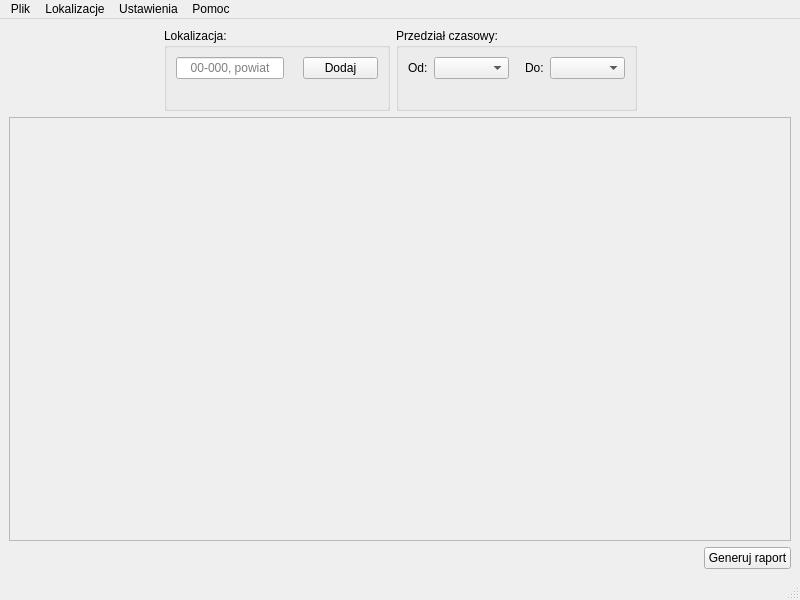
This is Ui/main-window.ui in kuba172/Demog as Qt 5 draws it before an edit. The edited form follows.
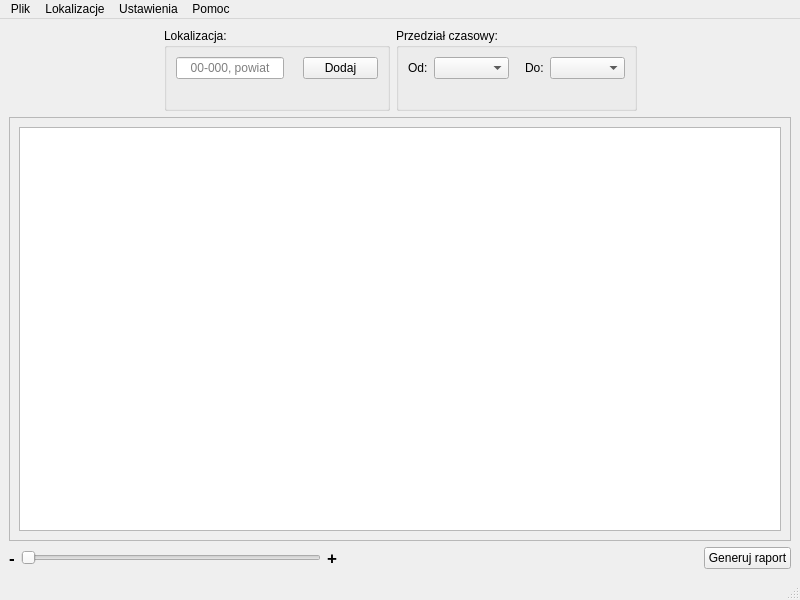
This is the edited form.

Commit message: delete folium map, change main ui

What changed in the file:
```diff
--- a/Ui/main-window.ui
+++ b/Ui/main-window.ui
@@ -250,20 +250,58 @@
                         </property>
                         <layout class="QVBoxLayout" name="verticalLayout_4">
                             <item>
-                                <widget class="QWidget" name="widget_Map" native="true">
+        <widget class="QGraphicsView" name="graphicsView_Map"/>
+       </item>
+      </layout>
+     </widget>
+    </item>
+    <item>
+     <layout class="QHBoxLayout" name="horizontalLayout">
+      <item>
+       <widget class="QLabel" name="label_3">
+        <property name="font">
+         <font>
+          <pointsize>13</pointsize>
+          <bold>true</bold>
+         </font>
+        </property>
+        <property name="text">
+         <string>-</string>
+        </property>
+       </widget>
+      </item>
+      <item>
+       <widget class="QSlider" name="horizontalSlider_Map_Size">
                                     <property name="sizePolicy">
-                                        <sizepolicy hsizetype="Expanding" vsizetype="Expanding">
+         <sizepolicy hsizetype="Expanding" vsizetype="Fixed">
                                             <horstretch>0</horstretch>
                                             <verstretch>0</verstretch>
                                         </sizepolicy>
                                     </property>
-                                </widget>
-                            </item>
-                        </layout>
+        <property name="maximumSize">
+         <size>
+          <width>300</width>
+          <height>16777215</height>
+         </size>
+        </property>
+        <property name="orientation">
+         <enum>Qt::Horizontal</enum>
+        </property>
                     </widget>
                 </item>
                 <item>
-                    <layout class="QHBoxLayout" name="horizontalLayout">
+       <widget class="QLabel" name="label_4">
+        <property name="font">
+         <font>
+          <pointsize>13</pointsize>
+          <bold>true</bold>
+         </font>
+        </property>
+        <property name="text">
+         <string>+</string>
+        </property>
+       </widget>
+      </item>
                         <item>
                             <spacer name="horizontalSpacer">
                                 <property name="orientation">
```
Lines whose indentation alone changed are shown as unchanged. The commit also changes 3 other files.
